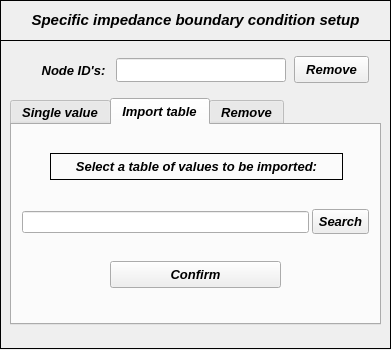
open-pulse/OpenPulse, file pulse/uix/user_input/ui/specificimpedanceInput.ui: the form before one commit.
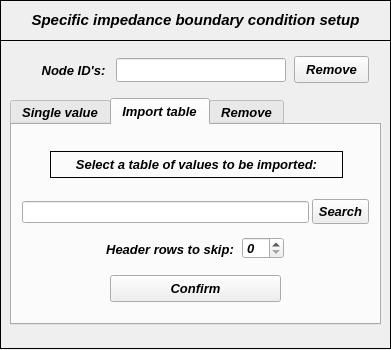
The form after the commit. The open tabs and pages were chosen to show the change. Icons and pictures are not drawn.

The edit to the form file:
```diff
--- a/pulse/uix/user_input/ui/specificimpedanceInput.ui
+++ b/pulse/uix/user_input/ui/specificimpedanceInput.ui
@@ -487,7 +487,7 @@
        <property name="geometry">
         <rect>
          <x>300</x>
-         <y>84</y>
+         <y>74</y>
          <width>57</width>
          <height>25</height>
         </rect>
@@ -524,7 +524,7 @@
        <property name="geometry">
         <rect>
          <x>10</x>
-         <y>86</y>
+         <y>76</y>
          <width>287</width>
          <height>22</height>
         </rect>
@@ -546,7 +546,7 @@
        <property name="geometry">
         <rect>
          <x>98</x>
-         <y>136</y>
+         <y>150</y>
          <width>171</width>
          <height>27</height>
         </rect>
@@ -571,7 +571,7 @@
        <property name="geometry">
         <rect>
          <x>38</x>
-         <y>28</y>
+         <y>26</y>
          <width>293</width>
          <height>27</height>
         </rect>
@@ -595,6 +595,56 @@
         <set>Qt::AlignCenter</set>
        </property>
       </widget>
+      <widget class="QSpinBox" name="spinBox">
+       <property name="geometry">
+        <rect>
+         <x>230</x>
+         <y>112</y>
+         <width>42</width>
+         <height>22</height>
+        </rect>
+       </property>
+       <property name="maximum">
+        <number>10</number>
+       </property>
+      </widget>
+      <widget class="QLabel" name="label_9">
+       <property name="geometry">
+        <rect>
+         <x>88</x>
+         <y>114</y>
+         <width>140</width>
+         <height>20</height>
+        </rect>
+       </property>
+       <property name="minimumSize">
+        <size>
+         <width>85</width>
+         <height>20</height>
+        </size>
+       </property>
+       <property name="maximumSize">
+        <size>
+         <width>140</width>
+         <height>20</height>
+        </size>
+       </property>
+       <property name="font">
+        <font>
+         <family>Arial</family>
+         <pointsize>10</pointsize>
+         <weight>75</weight>
+         <italic>true</italic>
+         <bold>true</bold>
+        </font>
+       </property>
+       <property name="text">
+        <string>Header rows to skip:</string>
+       </property>
+       <property name="alignment">
+        <set>Qt::AlignCenter</set>
+       </property>
+      </widget>
      </widget>
      <widget class="QWidget" name="tab">
       <attribute name="title">
```
